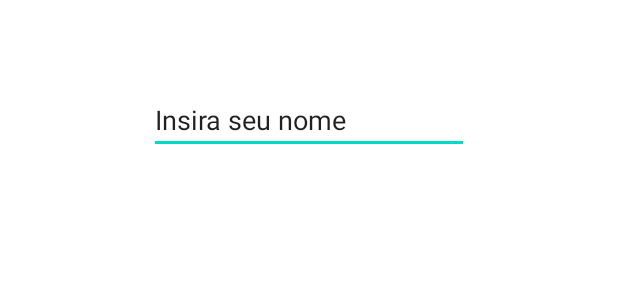
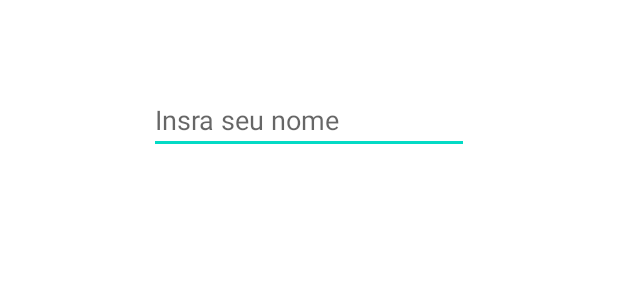
Before and after one commit to LoPhine/LancarDados, an Android app: the layout activity_cadastro.xml on its own in the app's theme, with its tools: preview values and no code run, on a phone screen of 412 x 824 dp. Shown: the part 498-798 px from the top of the screen. Run offline under Robolectric (Android 15) with nearby library versions, the phone set to English and light mode, and no system bars.

Commit message:
Adiciona lógica para tela de registro

```diff
--- a/app/src/main/java/com/example/lancedados/MainActivity.kt
+++ b/app/src/main/java/com/example/lancedados/MainActivity.kt
@@ -5,7 +5,6 @@ import android.os.Bundle
 import android.widget.Button
 import android.widget.ImageView
 import android.widget.TextView
-import android.widget.Toast
 
 class MainActivity : AppCompatActivity() {
     override fun onCreate(savedInstanceState: Bundle?) {
@@ -14,7 +13,7 @@ class MainActivity : AppCompatActivity() {
 
         val botaoLancarDados = findViewById<Button>(R.id.lanceDadosBotao)
 
-        val ImgDado1 = findViewById<ImageView>(R.id.dado1)
+        val ImgDado1 = findViewById<ImageView>(R.id.playerNameText)
         val ImgDado2 = findViewById<ImageView>(R.id.dado2)
 
         botaoLancarDados.setOnClickListener {
@@ -22,6 +21,9 @@ class MainActivity : AppCompatActivity() {
             ImgDado1.setImageResource(escolherImg(numero))
             ImgDado2.setImageResource(escolherImg(numero))
         }
+        val playerName = getIntent().getStringExtra("playerName")
+        val labelTextView = findViewById<TextView>(R.id.textView)
+        labelTextView.text = "Olá, $playerName"
     }
 
 
--- a/app/src/main/res/layout/activity_cadastro.xml
+++ b/app/src/main/res/layout/activity_cadastro.xml
@@ -15,15 +15,15 @@
         app:layout_constraintBottom_toBottomOf="parent"
         app:layout_constraintEnd_toEndOf="parent"
         app:layout_constraintStart_toStartOf="parent"
-        app:layout_constraintTop_toBottomOf="@+id/NameImputText" />
+        app:layout_constraintTop_toBottomOf="@+id/NameInputText" />
 
     <EditText
-        android:id="@+id/NameImputText"
+        android:id="@+id/NameInputText"
         android:layout_width="wrap_content"
         android:layout_height="wrap_content"
         android:ems="10"
+        android:hint="Insra seu nome"
         android:inputType="textPersonName"
-        android:text="@string/register_input_name"
         app:layout_constraintBottom_toBottomOf="parent"
         app:layout_constraintEnd_toEndOf="parent"
         app:layout_constraintHorizontal_bias="0.5"
```
Also changed, not shown: app/src/main/AndroidManifest.xml (+5 -2 lines), app/src/main/java/com/example/lancedados/CadastroActivity.kt (+16 -0 lines), app/src/main/res/layout/activity_main.xml (+12 -2 lines).
